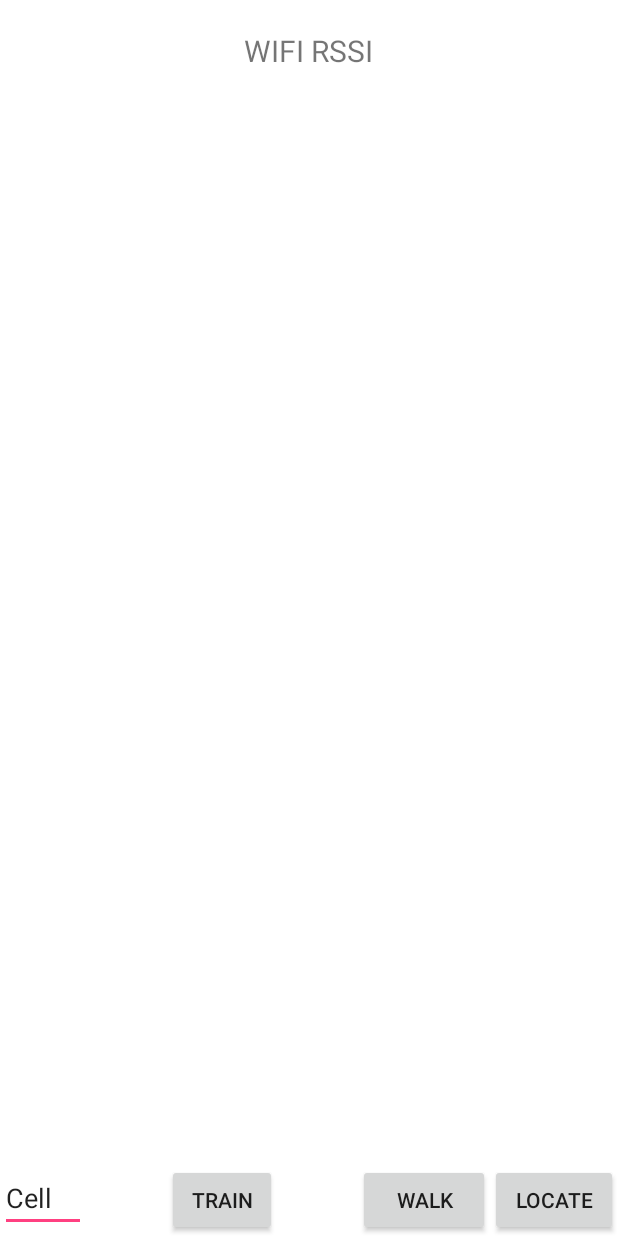
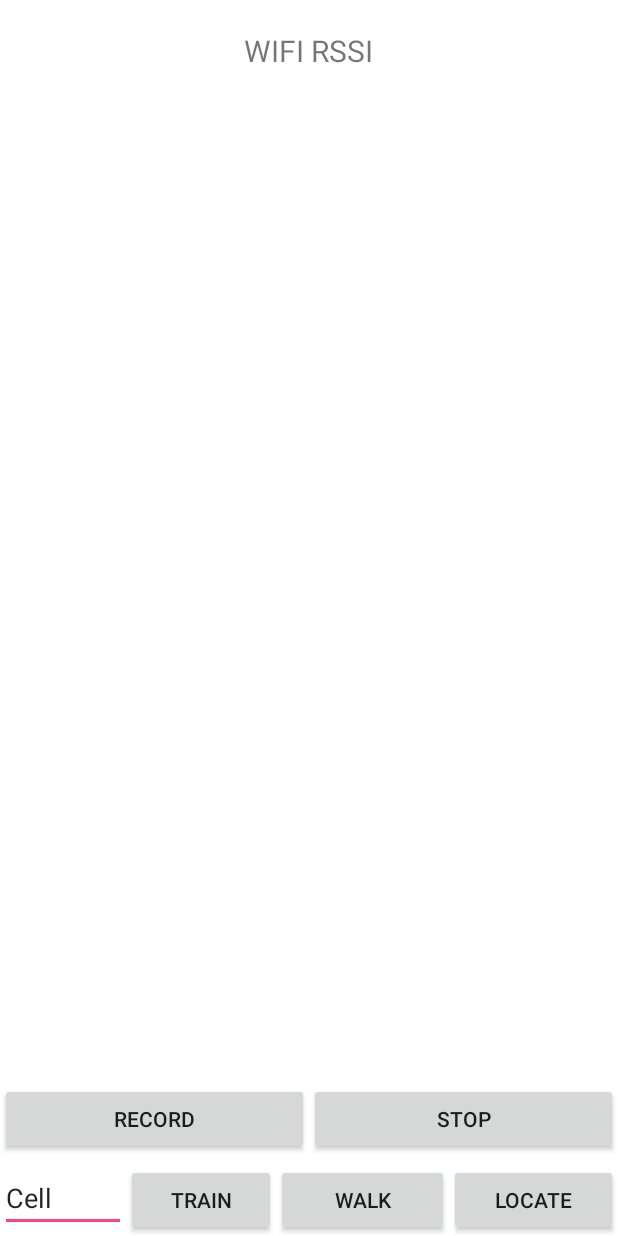
Before and after one commit to BSJAIN92/SPS, an Android app: the screen it shows after launch (MainActivity), on a phone screen of 412 x 824 dp. Run offline under Robolectric (Android 15) with nearby library versions, the phone set to English and light mode, and no system bars.

Commit message:
updates for walking detection

```diff
--- a/app/src/main/java/com/example/conta/sps/MainActivity.java
+++ b/app/src/main/java/com/example/conta/sps/MainActivity.java
@@ -12,7 +12,13 @@ import java.io.FileOutputStream;
 import java.io.File;
 
 import android.app.Activity;
+import android.graphics.Color;
+import android.hardware.Sensor;
+import android.hardware.SensorEvent;
+import android.hardware.SensorEventListener;
+import android.hardware.SensorManager;
 import android.net.wifi.ScanResult;
+import android.net.wifi.WifiInfo;
 import android.net.wifi.WifiManager;
 import android.os.Bundle;
 import android.content.Context;
@@ -27,12 +33,34 @@ import android.widget.TextView;
  * Created by Bhavya Jain on 20 Feb 2018.
  */
 
-public class MainActivity extends Activity implements OnClickListener{
+public class MainActivity extends Activity implements OnClickListener, SensorEventListener {
 
     /**
      * The wifi manager.
      */
     private WifiManager wifiManager;
+
+    private SensorManager sensorManager;
+
+    private Sensor accelerometer;
+
+    private WifiInfo wifiInfo;
+
+    private ArrayList sensorData;
+
+    /**
+     * Accelerometer x value
+     */
+    private double x = 0;
+    /**
+     * Accelerometer y value
+     */
+    private double y = 0;
+    /**
+     * Accelerometer z value
+     */
+    private double z = 0;
+
     /**
      * The text view.
      */
@@ -45,6 +73,10 @@ public class MainActivity extends Activity implements OnClickListener{
     private Button buttonLocate;
 
     private Button buttonWalk;
+
+    private Button buttonRecord;
+
+    private Button buttonStop;
 
     private EditText CellNumber;
 
@@ -158,6 +190,8 @@ public class MainActivity extends Activity implements OnClickListener{
         CellNumber = (EditText) findViewById(R.id.CellNumber);
         buttonLocate = (Button) findViewById(R.id.buttonLocate);
         buttonWalk = (Button) findViewById(R.id.buttonWalk);
+        buttonRecord = (Button) findViewById(R.id.buttonRecord);
+        buttonStop = (Button) findViewById(R.id.buttonStop);
 
 
         CellDataMain = new HashMap<String, Map<String, Integer>>();
@@ -165,22 +199,92 @@ public class MainActivity extends Activity implements OnClickListener{
         buttonTrain.setOnClickListener(this);
         buttonLocate.setOnClickListener(this);
         buttonWalk.setOnClickListener(this);
+        buttonRecord.setOnClickListener(this);
+        buttonStop.setOnClickListener(this);
+
+        sensorData = new ArrayList();
+
+        // Set the sensor manager
+        sensorManager = (SensorManager) getSystemService(Context.SENSOR_SERVICE);
+
+
+
     }
 
     // onResume() registers the accelerometer for listening the events
     protected void onResume() {
         super.onResume();
+        sensorManager.registerListener(this, accelerometer, SensorManager.SENSOR_DELAY_NORMAL);
     }
 
     // onPause() unregisters the accelerometer for stop listening the events
     protected void onPause() {
         super.onPause();
+        sensorManager.unregisterListener(this);
+    }
+
+    @Override
+    public void onAccuracyChanged(Sensor sensor, int accuracy) {
+        // Do nothing.
+    }
+
+    @Override
+    public void onSensorChanged(SensorEvent event) {
+
+        // get the the x,y,z values of the accelerometer
+        x = event.values[0];
+        y = event.values[1];
+        z = event.values[2];
+        long timestamp = System.currentTimeMillis();
+        AccelData data = new AccelData(timestamp, x, y, z);
+        sensorData.add(data);
+
     }
 
     @Override
     public void onClick(View v) {
 
         switch (v.getId()){
+
+            case R.id.buttonRecord:{
+
+                // if the default accelerometer exists
+                if (sensorManager.getDefaultSensor(Sensor.TYPE_ACCELEROMETER) != null) {
+                    // set accelerometer
+                    accelerometer = sensorManager
+                            .getDefaultSensor(Sensor.TYPE_ACCELEROMETER);
+                    // register 'this' as a listener that updates values. Each time a sensor value changes,
+                    // the method 'onSensorChanged()' is called.
+                    sensorManager.registerListener(this, accelerometer, sensorManager.SENSOR_DELAY_NORMAL);
+                } else {
+                    // No accelerometer!
+                }
+
+            }
+
+            case R.id.buttonStop:{
+                sensorManager.unregisterListener(this);
+
+                String filename = "accTrainingData.csv";
+                File file = new File(getExternalFilesDir(null), filename);
+
+                FileOutputStream outputStream;
+                try {
+                    outputStream = new FileOutputStream(file);
+                    outputStream.write("Timestamp, X, Y, Z \n".getBytes());
+                    int s = sensorData.size();
+                    for (int i = 0; i < s; i++)
+                    {
+                        //String line = sensorData.get(i).getTimestamp();
+                        outputStream.write(line.getBytes());
+                    }
+                    outputStream.close();
+                } catch (Exception e) {
+                    System.out.println("Error in File Writing");
+                    e.printStackTrace();
+                }
+
+            }
 
             case R.id.buttonTrain: {
                 // Set text.
--- a/app/src/main/res/layout/activity_main.xml
+++ b/app/src/main/res/layout/activity_main.xml
@@ -24,6 +24,26 @@
 
     <LinearLayout
         android:layout_width="match_parent"
+        android:layout_height="54dp"
+        android:orientation="horizontal">
+
+        <Button
+            android:id="@+id/buttonRecord"
+            android:layout_width="wrap_content"
+            android:layout_height="wrap_content"
+            android:layout_weight="1"
+            android:text="RECORD" />
+
+        <Button
+            android:id="@+id/buttonStop"
+            android:layout_width="wrap_content"
+            android:layout_height="wrap_content"
+            android:layout_weight="1"
+            android:text="STOP" />
+    </LinearLayout>
+
+    <LinearLayout
+        android:layout_width="match_parent"
         android:layout_height="wrap_content"
         android:background="#ffffff"
         android:gravity="center|top"
@@ -38,28 +58,12 @@
             android:inputType="textPersonName"
             android:text="Cell" />
 
-        <LinearLayout
-            android:layout_width="0dp"
-            android:layout_height="wrap_content"
-            android:layout_weight="0.33"
-            android:background="#ffffff"
-            android:gravity="center"
-            android:orientation="vertical"></LinearLayout>
-
         <Button
             android:id="@+id/buttonTrain"
             android:layout_width="19dp"
             android:layout_height="wrap_content"
             android:layout_weight="0.33"
             android:text="Train" />
-
-        <LinearLayout
-            android:layout_width="0dp"
-            android:layout_height="wrap_content"
-            android:layout_weight="0.33"
-            android:background="#ffffff"
-            android:gravity="center"
-            android:orientation="vertical"></LinearLayout>
 
         <Button
             android:id="@+id/buttonWalk"
```
Also changed, not shown: app/src/main/java/com/example/conta/sps/AccelData.java (added, +48 -0 lines).
